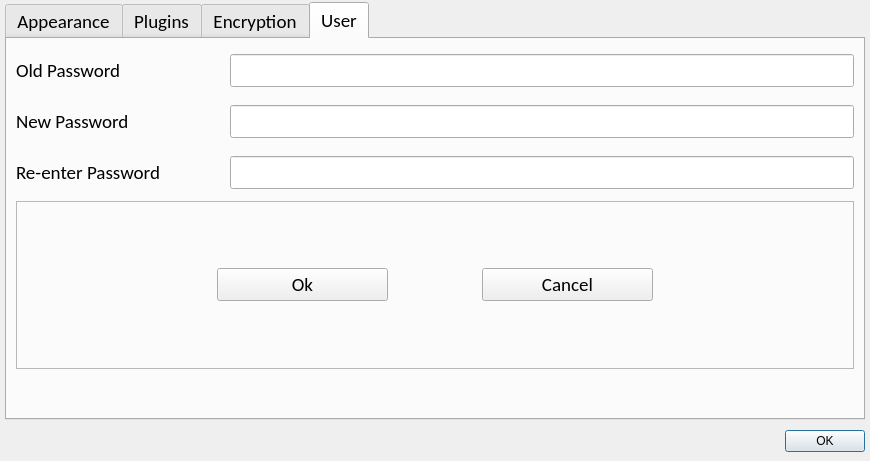
Above: Application/GUIs/UI_files/settingsDialog2.ui from sarvagyab/Groot before the change. Below: the same form after it.
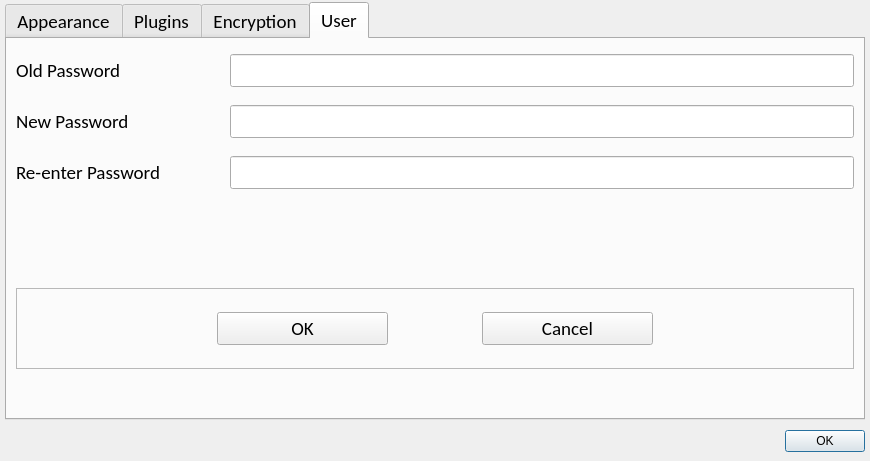
That is the form after the change. The open tabs and pages were chosen to show the change.

What changed in the file:
```diff
--- a/Application/GUIs/UI_files/settingsDialog2.ui
+++ b/Application/GUIs/UI_files/settingsDialog2.ui
@@ -582,6 +582,13 @@
          </item>
         </layout>
        </item>
+       <item>
+        <widget class="QLabel" name="Errortext_2">
+         <property name="text">
+          <string/>
+         </property>
+        </widget>
+       </item>
        <item>
         <widget class="QFrame" name="frame">
          <property name="frameShape">
@@ -609,7 +616,7 @@
           <item>
            <widget class="QPushButton" name="okPushButton">
             <property name="text">
-             <string>Ok</string>
+             <string>OK</string>
             </property>
            </widget>
           </item>
```
Left out of the diff: 2 changed lines with no effect on the pictures.
